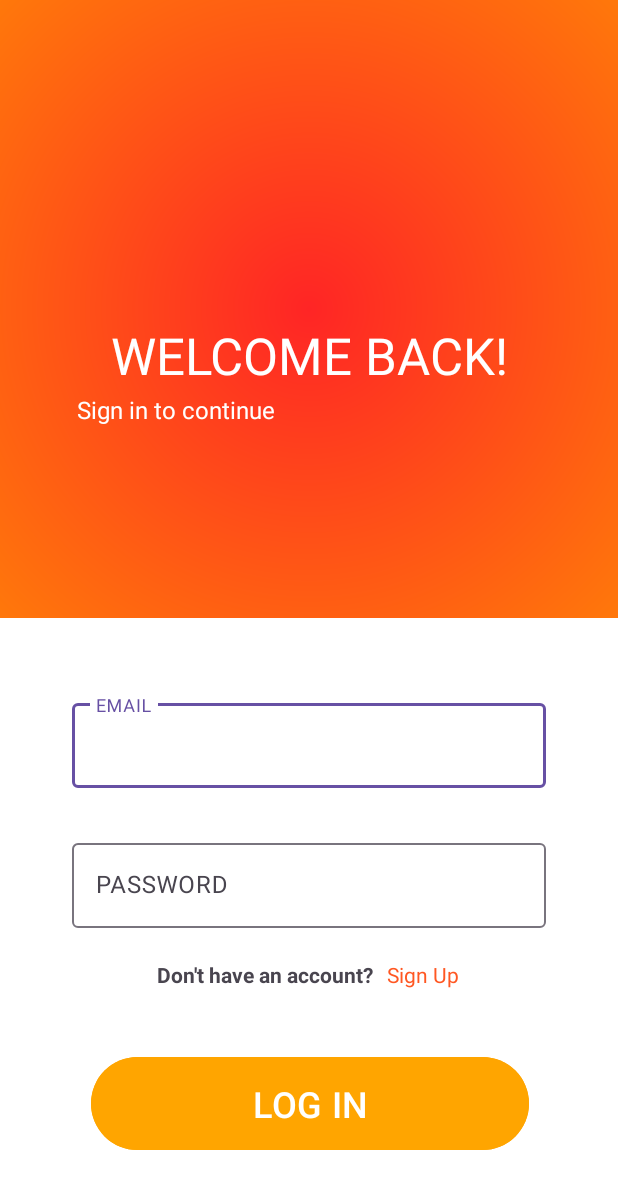
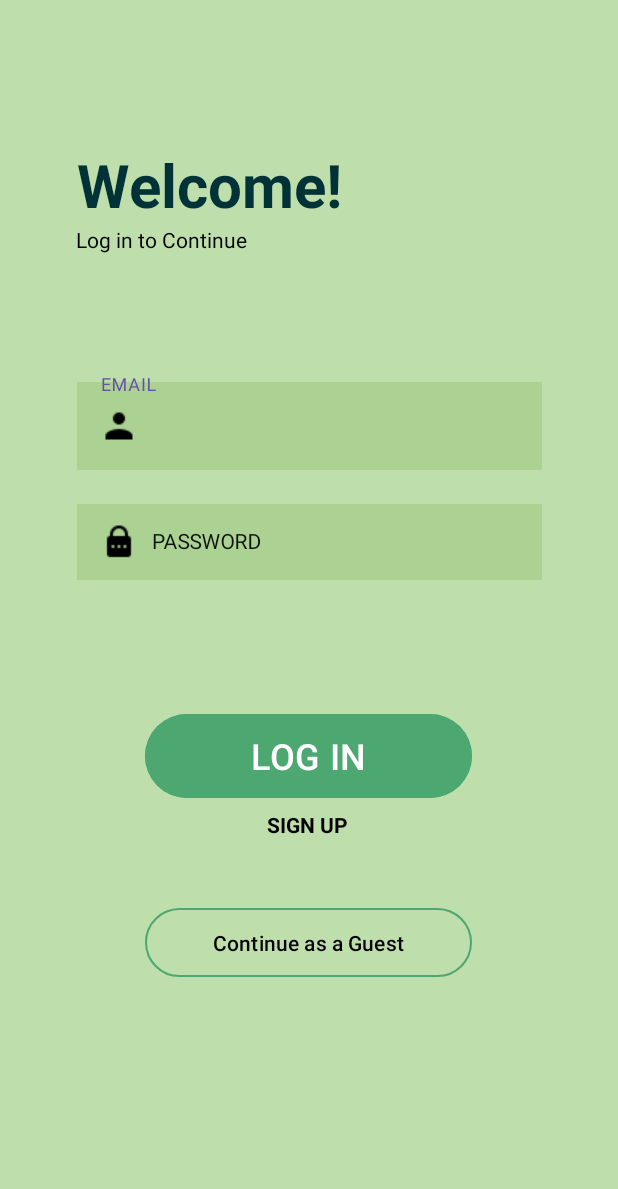
Before and after one commit to NinoEarlConrad-Avila/smartposture, an Android app: the screen it shows after launch (LoginActivity), on a phone screen of 412 x 824 dp. Shown: the top 1189 px of the screen. Run offline under Robolectric (Android 15) with nearby library versions, the phone set to English and light mode, and no system bars; our stand-ins replace Firebase (no records; nobody signed in at launch, a user with empty details on screens opened directly).

Commit message:
Update Login UI
modify the login activity UI, still need to fix text color when clicking
the textinput field

```diff
--- a/app/src/main/java/com/example/smartposture/view/LoginActivity.java
+++ b/app/src/main/java/com/example/smartposture/view/LoginActivity.java
@@ -22,6 +22,8 @@ public class LoginActivity extends AppCompatActivity {
     private Button loginButton;
     private LoginViewModel loginVM;
     private TextView signUpTextView;
+
+    private Button loginAsGuestButton;
     @Override
     protected void onCreate(Bundle savedInstanceState) {
         super.onCreate(savedInstanceState);
@@ -30,9 +32,10 @@ public class LoginActivity extends AppCompatActivity {
         usernameEditText = findViewById(R.id.user);
         passwordEditText = findViewById(R.id.pass);
         loginButton = findViewById(R.id.btnLogin);
+        loginAsGuestButton = findViewById(R.id.guest);
         loginVM = new ViewModelProvider(this).get(LoginViewModel.class);
 
-        signUpTextView = findViewById(R.id.txtSignUp);
+        signUpTextView = findViewById(R.id.textSignUp);
         signUpTextView.setOnClickListener(new View.OnClickListener() {
             @Override
             public void onClick(View view) {
@@ -70,5 +73,15 @@ public class LoginActivity extends AppCompatActivity {
                 }
             }
         });
+        loginAsGuestButton.setOnClickListener(new View.OnClickListener() {
+            @Override
+            public void onClick(View view) {
+                Intent intent = new Intent(LoginActivity.this, HomeActivity.class);
+                intent.putExtra("USER_NAME", "Guest");
+                startActivity(intent);
+                finish();
+            }
+        });
+
     }
 }
--- /dev/null
+++ b/app/src/main/res/drawable/rounded_border.xml
@@ -0,0 +1,10 @@
+<resources xmlns:tools="http://schemas.android.com/tools">
+<!-- res/drawable/rounded_border.xml -->
+<shape xmlns:android="http://schemas.android.com/apk/res/android">
+    <solid android:color="#91C373" /> <!-- Background color of the EditText -->
+    <corners android:radius="40dp" /> <!-- Radius for rounded corners -->
+    <stroke
+        android:width="2dp"
+    android:color="#4CA771"/>    <!-- Border color -->
+</shape>
+</resources>
--- a/app/src/main/res/layout/activity_login.xml
+++ b/app/src/main/res/layout/activity_login.xml
@@ -1,164 +1,168 @@
 <?xml version="1.0" encoding="utf-8"?>
 <androidx.constraintlayout.widget.ConstraintLayout xmlns:android="http://schemas.android.com/apk/res/android"
     xmlns:app="http://schemas.android.com/apk/res-auto"
+    xmlns:tools="http://schemas.android.com/tools"
     android:layout_width="match_parent"
     android:layout_height="match_parent"
-    xmlns:tools="http://schemas.android.com/tools"
-    tools:context=".view.LoginActivity"
-    >
+    android:background="#BEDEAB"
+    tools:context=".view.LoginActivity">
 
     <androidx.constraintlayout.widget.ConstraintLayout
-        android:id="@+id/linearLayout2"
+        android:id="@+id/linearLayout10"
         android:layout_width="0dp"
         android:layout_height="0dp"
+        android:orientation="vertical"
         app:layout_constraintBottom_toBottomOf="parent"
         app:layout_constraintEnd_toEndOf="parent"
+        app:layout_constraintHorizontal_bias="0.0"
         app:layout_constraintStart_toStartOf="parent"
-        app:layout_constraintTop_toTopOf="parent">
+        app:layout_constraintTop_toTopOf="parent"
+        app:layout_constraintVertical_bias="0.0">
 
-        <androidx.constraintlayout.widget.ConstraintLayout
-            android:id="@+id/linearLayout3"
-            android:layout_width="0dp"
-            android:layout_height="0dp"
-            android:background="@drawable/gradient"
-            app:layout_constraintBottom_toTopOf="@+id/linearLayout11"
-            app:layout_constraintEnd_toEndOf="parent"
-            app:layout_constraintHorizontal_bias="1.0"
-            app:layout_constraintStart_toStartOf="parent"
-            app:layout_constraintTop_toTopOf="parent">
-
-            <TextView
-                android:id="@+id/textView4"
-                android:layout_width="0dp"
-                android:layout_height="0dp"
-                android:gravity="bottom"
-                android:text="WELCOME BACK!"
-                android:textAlignment="center"
-                android:textColor="#FFFFFF"
-                android:textSize="34sp"
-                app:layout_constraintBottom_toTopOf="@+id/textView5"
-                app:layout_constraintEnd_toEndOf="parent"
-                app:layout_constraintHorizontal_bias="1.0"
-                app:layout_constraintStart_toStartOf="parent"
-                app:layout_constraintTop_toTopOf="parent" />
-
-            <TextView
-                android:id="@+id/textView5"
-                android:layout_width="234dp"
-                android:layout_height="27dp"
-                android:layout_marginBottom="125dp"
-                android:gravity="center"
-                android:text="Sign in to continue"
-                android:textColor="#FFFFFF"
-                android:textSize="16sp"
-                app:layout_constraintBottom_toBottomOf="parent"
-                app:layout_constraintStart_toStartOf="@+id/textView4"
-                app:layout_constraintTop_toBottomOf="@+id/textView4" />
-        </androidx.constraintlayout.widget.ConstraintLayout>
-
-        <androidx.constraintlayout.widget.ConstraintLayout
-            android:id="@+id/linearLayout11"
-            android:layout_width="0dp"
-            android:layout_height="0dp"
-            android:background="#FFFFFF"
-            android:gravity="center_horizontal"
-            app:layout_constraintBottom_toBottomOf="parent"
-            app:layout_constraintEnd_toEndOf="parent"
-            app:layout_constraintStart_toStartOf="parent"
-            app:layout_constraintTop_toBottomOf="@+id/linearLayout3">
-
-            <com.google.android.material.textfield.TextInputLayout
-                android:id="@+id/txtUsername"
-                android:layout_width="0dp"
-                android:layout_height="wrap_content"
-                android:layout_marginStart="48dp"
-                android:layout_marginTop="30dp"
-                android:layout_marginEnd="48dp"
-                android:layout_marginBottom="10dp"
-                android:hint="EMAIL"
-                app:layout_constraintBottom_toTopOf="@+id/txtPassword"
-                app:layout_constraintEnd_toEndOf="parent"
-                app:layout_constraintStart_toStartOf="parent"
-                app:layout_constraintTop_toTopOf="parent">
-
-                <com.google.android.material.textfield.TextInputEditText
-                    android:id="@+id/user"
-                    android:layout_width="match_parent"
-                    android:layout_height="match_parent" />
-            </com.google.android.material.textfield.TextInputLayout>
-
-            <com.google.android.material.textfield.TextInputLayout
-                android:id="@+id/txtPassword"
-                android:layout_width="0dp"
-                android:layout_height="wrap_content"
-                android:layout_marginStart="48dp"
-                android:layout_marginEnd="48dp"
-                android:hint="PASSWORD"
-                app:layout_constraintBottom_toTopOf="@+id/linearLayout12"
-                app:layout_constraintEnd_toEndOf="parent"
-                app:layout_constraintStart_toStartOf="parent"
-                app:layout_constraintTop_toBottomOf="@+id/txtUsername">
-
-                <com.google.android.material.textfield.TextInputEditText
-                    android:id="@+id/pass"
-                    android:layout_width="match_parent"
-                    android:layout_height="match_parent"
-                    android:inputType="textPassword" />
-
-            </com.google.android.material.textfield.TextInputLayout>
-
-            <androidx.constraintlayout.widget.ConstraintLayout
-                android:id="@+id/linearLayout12"
-                android:layout_width="wrap_content"
-                android:layout_height="wrap_content"
-                android:layout_marginBottom="20dp"
-                android:gravity="center"
-                app:layout_constraintBottom_toTopOf="@+id/btnLogin"
-                app:layout_constraintEnd_toEndOf="parent"
-                app:layout_constraintStart_toStartOf="parent"
-                app:layout_constraintTop_toBottomOf="@+id/txtPassword">
 
         <TextView
             android:id="@+id/textView6"
             android:layout_width="wrap_content"
             android:layout_height="wrap_content"
-                    android:layout_marginEnd="9dp"
-                    android:layout_marginRight="9dp"
-                    android:text="Don't have an account?"
+            android:layout_marginTop="96dp"
+            android:text="Welcome!"
+            android:textColor="#013237"
+            android:textSize="40sp"
             android:textStyle="bold"
-                    app:layout_constraintBottom_toBottomOf="parent"
-                    app:layout_constraintEnd_toStartOf="@+id/txtSignUp" />
+            app:layout_constraintEnd_toEndOf="parent"
+            app:layout_constraintHorizontal_bias="0.218"
+            app:layout_constraintStart_toStartOf="parent"
+            app:layout_constraintTop_toTopOf="parent"
+            tools:layout_conversion_absoluteHeight="19dp"
+            tools:layout_conversion_absoluteWidth="360dp" />
 
         <TextView
-                    android:id="@+id/txtSignUp"
+            android:id="@+id/textView9"
             android:layout_width="wrap_content"
             android:layout_height="wrap_content"
-                    android:layout_marginEnd="1dp"
-                    android:layout_marginRight="1dp"
-                    android:clickable="true"
-                    android:text="Sign Up"
-                    android:textColor="#FF5722"
-                    app:layout_constraintBottom_toBottomOf="parent"
-                    app:layout_constraintEnd_toEndOf="parent" />
+            android:text="Log in to Continue"
+            android:textColor="#000000"
+            app:layout_constraintEnd_toEndOf="parent"
+            app:layout_constraintHorizontal_bias="0.171"
+            app:layout_constraintStart_toStartOf="parent"
+            app:layout_constraintTop_toBottomOf="@+id/textView6"
+            tools:layout_conversion_absoluteHeight="19dp"
+            tools:layout_conversion_absoluteWidth="360dp" />
 
-            </androidx.constraintlayout.widget.ConstraintLayout>
+        <com.google.android.material.textfield.TextInputLayout
+            android:id="@+id/txtUsername"
+            android:layout_width="310dp"
+            android:layout_height="65dp"
+
+            android:layout_marginTop="80dp"
+            android:hint="EMAIL"
+            android:textColorHint="#E9000000"
+            app:boxBackgroundColor="#000000"
+            app:layout_constraintEnd_toEndOf="parent"
+            app:layout_constraintHorizontal_bias="0.504"
+            app:layout_constraintStart_toStartOf="parent"
+            app:layout_constraintTop_toBottomOf="@+id/textView9"
+            tools:layout_conversion_absoluteHeight="63dp"
+            tools:layout_conversion_absoluteWidth="360dp">
+
+            <com.google.android.material.textfield.TextInputEditText
+                android:id="@+id/user"
+                android:layout_width="match_parent"
+                android:layout_height="wrap_content"
+                android:background="#6D91C373"
+                android:drawableLeft="@drawable/user_icon"
+                android:drawablePadding="10dp"
+                android:textColor="#000000"
+                android:textColorHint="#E6000000"
+                tools:layout_conversion_absoluteHeight="58dp"
+                tools:layout_conversion_absoluteWidth="360dp"
+                tools:layout_editor_absoluteX="0dp"
+                tools:layout_editor_absoluteY="43dp" />
+
+        </com.google.android.material.textfield.TextInputLayout>
+
+        <com.google.android.material.textfield.TextInputLayout
+            android:id="@+id/txtPassword"
+            android:layout_width="310dp"
+            android:layout_height="65dp"
+            android:layout_marginTop="16dp"
+            android:hint="PASSWORD"
+            android:textColorHint="#E9000000"
+            app:boxBackgroundColor="#000000"
+            app:layout_constraintEnd_toEndOf="parent"
+            app:layout_constraintHorizontal_bias="0.504"
+            app:layout_constraintStart_toStartOf="parent"
+            app:layout_constraintTop_toBottomOf="@+id/txtUsername"
+            tools:layout_conversion_absoluteHeight="63dp"
+            tools:layout_conversion_absoluteWidth="360dp">
+
+            <com.google.android.material.textfield.TextInputEditText
+                android:id="@+id/pass"
+                style="@style/LoginTextInputLayoutStyle"
+                android:layout_width="match_parent"
+                android:layout_height="wrap_content"
+                android:background="#6D91C373"
+                android:drawableLeft="@drawable/icon_password"
+                android:drawablePadding="10dp"
+                android:inputType="textPassword"
+                android:textColor="#000000"
+                android:textColorHint="#E6000000"
+                tools:layout_conversion_absoluteHeight="58dp"
+                tools:layout_conversion_absoluteWidth="360dp"
+                tools:layout_editor_absoluteX="0dp"
+                tools:layout_editor_absoluteY="107dp" />
+
+        </com.google.android.material.textfield.TextInputLayout>
 
         <Button
             android:id="@+id/btnLogin"
-                android:layout_width="292dp"
-                android:layout_height="70dp"
-                android:layout_marginStart="75dp"
-                android:layout_marginEnd="75dp"
-                android:layout_marginBottom="32dp"
-                android:backgroundTint="#FFA500"
+            android:layout_width="218dp"
+            android:layout_height="64dp"
+            android:layout_marginTop="76dp"
+            android:backgroundTint="#4CA771"
             android:text="LOG IN"
+            android:textColor="@color/white"
             android:textSize="24sp"
+            app:layout_constraintEnd_toEndOf="parent"
+            app:layout_constraintHorizontal_bias="0.497"
+            app:layout_constraintStart_toStartOf="parent"
+            app:layout_constraintTop_toBottomOf="@+id/txtPassword"
+            tools:layout_conversion_absoluteHeight="70dp"
+            tools:layout_conversion_absoluteWidth="292dp" />
+
+        <TextView
+            android:id="@+id/textSignUp"
+            android:layout_width="wrap_content"
+            android:layout_height="wrap_content"
+            android:layout_marginTop="4dp"
+            android:text="SIGN UP"
+            android:textColor="#000000"
+            android:textSize="14sp"
+            android:textStyle="bold"
+            app:layout_constraintEnd_toEndOf="parent"
+            app:layout_constraintHorizontal_bias="0.498"
+            app:layout_constraintStart_toStartOf="parent"
+            app:layout_constraintTop_toBottomOf="@+id/btnLogin"
+            tools:layout_conversion_absoluteHeight="19dp"
+            tools:layout_conversion_absoluteWidth="360dp" />
+
+        <Button
+            android:id="@+id/guest"
+            style="@style/Widget.Material3.Button.OutlinedButton"
+            android:layout_width="218dp"
+            android:layout_height="54dp"
+            android:text="Continue as a Guest"
+            android:textColor="#000000"
+            app:iconTint="#4CA771"
             app:layout_constraintBottom_toBottomOf="parent"
             app:layout_constraintEnd_toEndOf="parent"
-                app:layout_constraintHorizontal_bias="0.489"
+            app:layout_constraintHorizontal_bias="0.497"
             app:layout_constraintStart_toStartOf="parent"
-                app:layout_constraintTop_toBottomOf="@+id/linearLayout12" />
+            app:layout_constraintTop_toBottomOf="@+id/textSignUp"
+            app:layout_constraintVertical_bias="0.2"
+            app:strokeColor="#4CA771"
+            tools:layout_conversion_absoluteHeight="48dp"
+            tools:layout_conversion_absoluteWidth="360dp" />
     </androidx.constraintlayout.widget.ConstraintLayout>
 
 </androidx.constraintlayout.widget.ConstraintLayout>
-</androidx.constraintlayout.widget.ConstraintLayout>
--- a/app/src/main/res/values/colors.xml
+++ b/app/src/main/res/values/colors.xml
@@ -1,5 +1,6 @@
 <?xml version="1.0" encoding="utf-8"?>
-<resources>
+<resources xmlns:tools="http://schemas.android.com/tools">
     <color name="black">#FF000000</color>
     <color name="white">#FFFFFFFF</color>
+    <color name="mtrl_textinput_default_box_stroke_color" tools:override="true">#fff</color>
 </resources>
--- /dev/null
+++ b/app/src/main/res/values/styles.xml
@@ -0,0 +1,7 @@
+<?xml version="1.0" encoding="utf-8"?>
+<resources>
+    <style name="LoginTextInputLayoutStyle" parent="Widget.MaterialComponents.TextInputLayout.OutlinedBox.Dense">
+        <item name="boxStrokeColor">#fff</item>
+        <item name="boxStrokeWidth">2dp</item>
+    </style>
+</resources>
```
Also changed, not shown: app/src/main/res/drawable/icon_password.png (added), app/src/main/res/drawable/user_icon.png (added). Lines whose indentation alone changed are shown as unchanged.
